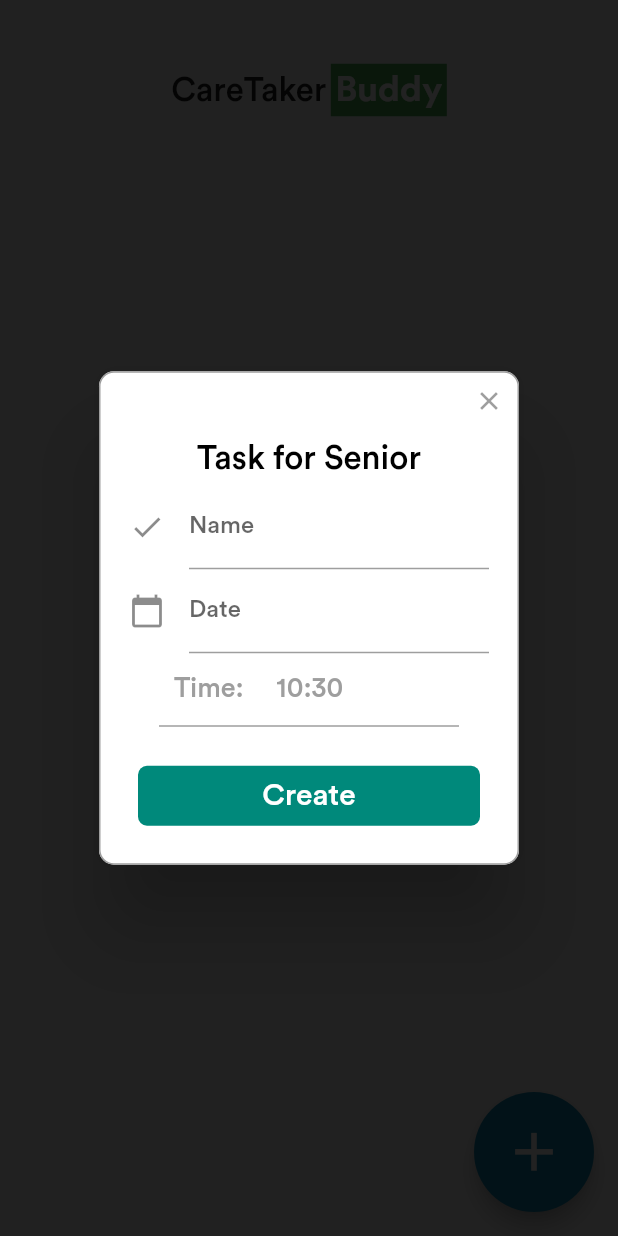
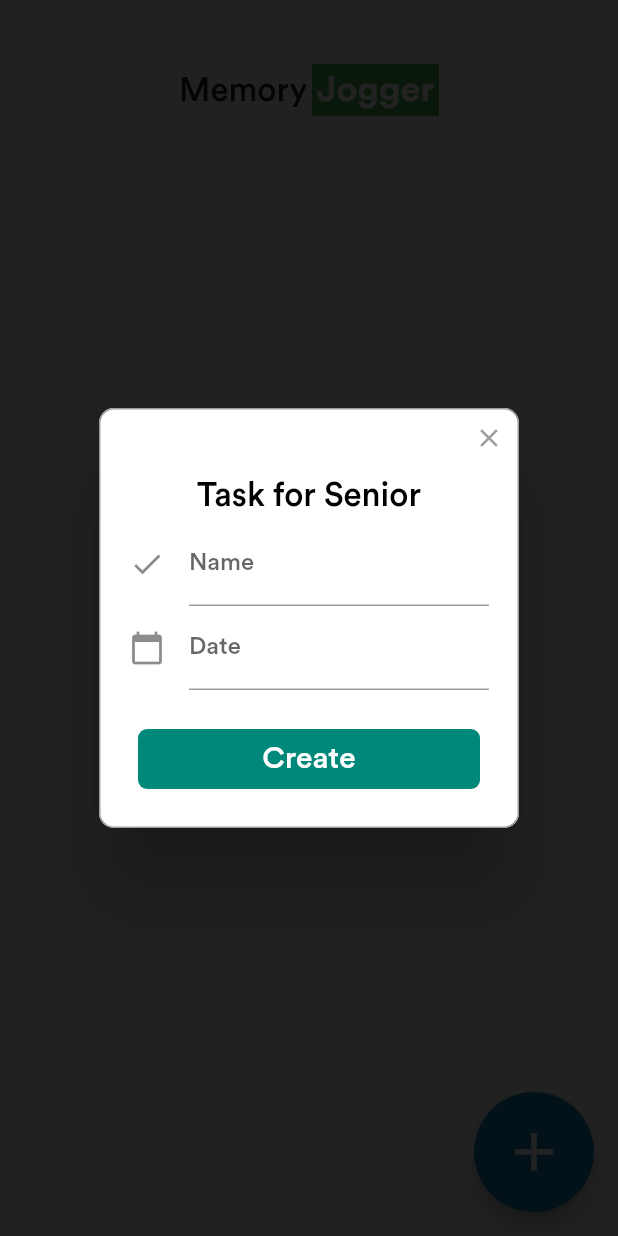
Before and after one commit to samiraliyev573/bchacks2021-juniorhelp, a Flutter app: the Home screen opened directly, after a tap on the "add" icon, on a phone screen of 412 x 824 dp. Run offline on Flutter 3.47's test engine with Material 2 defaults, Android fonts, the phone set to English and light mode, and no system bars; drawn by our look-alikes of rflutter_alert; our stand-ins replace cloud_firestore, fancy_bottom_navigation, firebase_auth, firebase_core, firebase_messaging, fl_chart and 5 more; accounts and stored records are empty.

Commit message:
Date Picker doesnt work, removed it

```diff
--- a/juniorhelp/lib/screens/home.dart
+++ b/juniorhelp/lib/screens/home.dart
@@ -3,7 +3,6 @@ import 'package:cloud_firestore/cloud_firestore.dart';
 import 'dart:async';
 import 'package:rflutter_alert/rflutter_alert.dart';
 import 'package:firebase_messaging/firebase_messaging.dart';
-import 'package:flutter_datetime_picker/flutter_datetime_picker.dart';
 import 'package:intl/intl.dart';
 
 class Home extends StatefulWidget {
@@ -19,38 +18,20 @@ class _HomeState extends State<Home> {
   String name = "";
   String date = "";
 
-  DateTime _now = DateTime.now();
-  String _time = "";
-
   @override
   final FirebaseMessaging _firebaseMessaging = FirebaseMessaging();
+  final snackBar = SnackBar(content: Text('Yay! A SnackBar!'));
 
   final GlobalKey<ScaffoldState> _scaffoldKey = new GlobalKey<ScaffoldState>();
 
   void initState() {
     super.initState();
-    init();
-    _time = DateFormat('HH:mm').format(_now);
+
     todolistsubscription = collectionReference.snapshots().listen((event) {
       setState(() {
         todolist = event.docs;
       });
     });
-  }
-
-  bool _initialized = false;
-  Future<void> init() async {
-    if (!_initialized) {
-      // For iOS request permission first.
-      _firebaseMessaging.requestNotificationPermissions();
-      _firebaseMessaging.configure();
-
-      // For testing purposes print the Firebase Messaging token
-      String token = await _firebaseMessaging.getToken();
-      print("FirebaseMessaging token: $token");
-
-      _initialized = true;
-    }
   }
 
   @override
@@ -109,69 +90,6 @@ class _HomeState extends State<Home> {
                         date = value;
                       },
                     ),
-                    GestureDetector(
-                      onTap: () {
-                        DatePicker.showPicker(context,
-                            theme: DatePickerTheme(
-                              containerHeight: 210.0,
-                            ),
-                            showTitleActions: true, onConfirm: (time) {
-                          String timeHour = time.hour.toString();
-                          if (time.hour < 10) {
-                            timeHour = "0" + time.hour.toString();
-                          }
-                          setState(() {
-                            if (time.minute < 10) {
-                              _time = '${timeHour}:0${time.minute}';
-                            } else {
-                              _time = '${timeHour}:${time.minute}';
-                            }
-                          });
-                        },
-                            pickerModel:
-                                CustomPicker(currentTime: DateTime.now()),
-                            locale: LocaleType.az);
-                      },
-                      child: Container(
-                        width: 200,
-                        decoration: const BoxDecoration(
-                            border: Border(
-                              bottom: BorderSide(width: 1, color: Colors.grey),
-                            ),
-                            color: Colors.transparent),
-                        child: Row(children: [
-                          SizedBox(
-                            width: 10,
-                          ),
-                          Text("Time:",
-                              style:
-                                  TextStyle(fontSize: 18, color: Colors.grey)),
-                          FlatButton(
-                            child: Text(_time,
-                                style: TextStyle(
-                                    fontSize: 18, color: Colors.grey)),
-                            onPressed: () {
-                              DatePicker.showPicker(context,
-                                  theme: DatePickerTheme(
-                                    containerHeight: 210.0,
-                                  ),
-                                  showTitleActions: true, onConfirm: (time) {
-                                setState(() {
-                                  if (time.minute < 10) {
-                                    _time = '${time.hour}:0${time.minute}';
-                                  } else {
-                                    _time = '${time.hour}:${time.minute}';
-                                  }
-                                });
-                              },
-                                  pickerModel:
-                                      CustomPicker(currentTime: DateTime.now()),
-                                  locale: LocaleType.az);
-                            },
-                          ),
-                        ]),
-                      ),
-                    ),
                   ],
                 ),
                 buttons: [
@@ -201,7 +119,7 @@ class _HomeState extends State<Home> {
                   mainAxisAlignment: MainAxisAlignment.center,
                   children: [
                     Text(
-                      "CareTaker",
+                      "Memory",
                       style: TextStyle(fontSize: 22),
                     ),
                     SizedBox(
@@ -211,7 +129,7 @@ class _HomeState extends State<Home> {
                       padding: EdgeInsets.all(3),
                       color: Colors.green,
                       child: Text(
-                        "Buddy",
+                        "Jogger",
                         style: TextStyle(
                             fontSize: 24,
                             fontWeight: FontWeight.bold,
@@ -244,12 +162,12 @@ class _HomeState extends State<Home> {
                         child: ListTile(
                           title: Text(
                             todoName,
-                            style: TextStyle(fontSize: 20, color: Colors.white),
+                            style: TextStyle(fontSize: 21, color: Colors.white),
                           ),
                           subtitle: Text(
                             todoDate,
                             style:
-                                TextStyle(fontSize: 16, color: Colors.white70),
+                                TextStyle(fontSize: 19, color: Colors.white70),
                           ),
                           trailing: IconButton(
                               onPressed: () {
@@ -272,78 +190,3 @@ class _HomeState extends State<Home> {
     );
   }
 }
-
-class CustomPicker extends CommonPickerModel {
-  String digits(int value, int length) {
-    return '$value'.padLeft(length, "0");
-  }
-
-  CustomPicker({DateTime currentTime, LocaleType locale})
-      : super(locale: locale) {
-    this.currentTime = currentTime ?? DateTime.now();
-    this.setLeftIndex(this.currentTime.hour);
-    this.setMiddleIndex(this.currentTime.minute);
-    this.setRightIndex(this.currentTime.second);
-  }
-
-  @override
-  String leftStringAtIndex(int index) {
-    if (index >= 0 && index < 24) {
-      return this.digits(index, 2);
-    } else {
-      return null;
-    }
-  }
-
-  @override
-  String middleStringAtIndex(int index) {
-    if (index >= 0 && index < 60) {
-      return this.digits(index, 2);
-    } else {
-      return null;
-    }
-  }
-
-  @override
-  String rightStringAtIndex(int index) {
-    if (index >= 0 && index < 60) {
-      return this.digits(index, 2);
-    } else {
-      return null;
-    }
-  }
-
-  @override
-  String leftDivider() {
-    return "";
-  }
-
-  @override
-  String rightDivider() {
-    return ":";
-  }
-
-  @override
-  List<int> layoutProportions() {
-    return [1, 1, 0]; //only hour and minute will be shown
-  }
-
-  @override
-  DateTime finalTime() {
-    return currentTime.isUtc
-        ? DateTime.utc(
-            currentTime.year,
-            currentTime.month,
-            currentTime.day,
-            this.currentLeftIndex(),
-            this.currentMiddleIndex(),
-            this.currentRightIndex())
-        : DateTime(
-            currentTime.year,
-            currentTime.month,
-            currentTime.day,
-            this.currentLeftIndex(),
-            this.currentMiddleIndex(),
-            this.currentRightIndex());
-  }
-}
```
